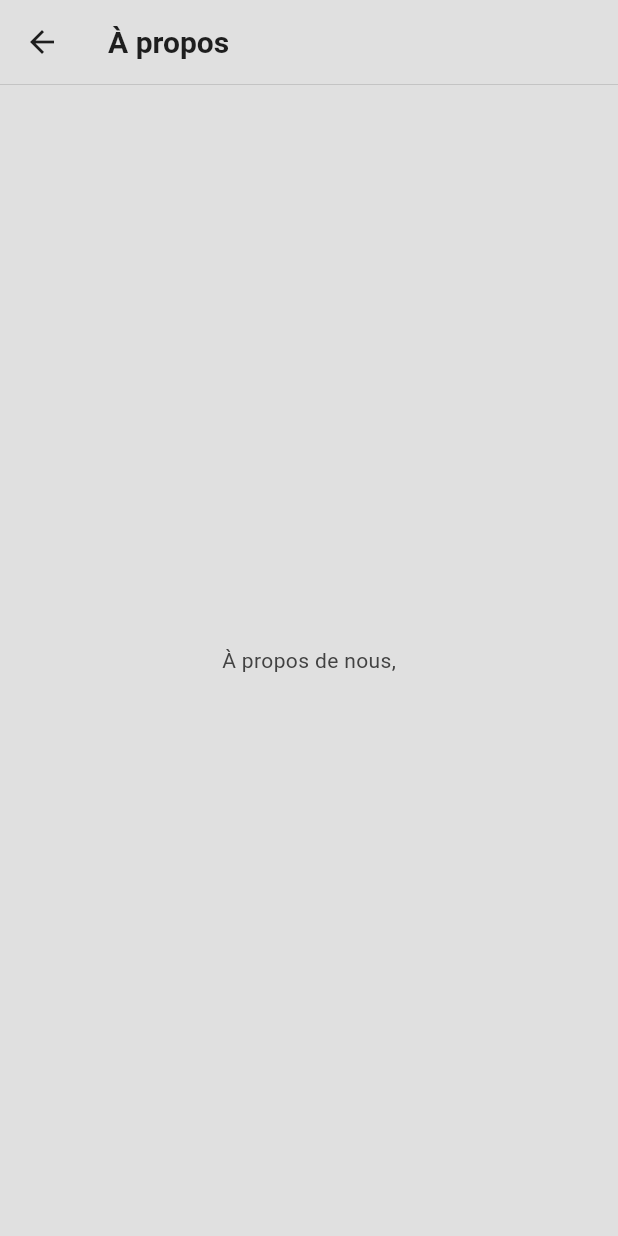
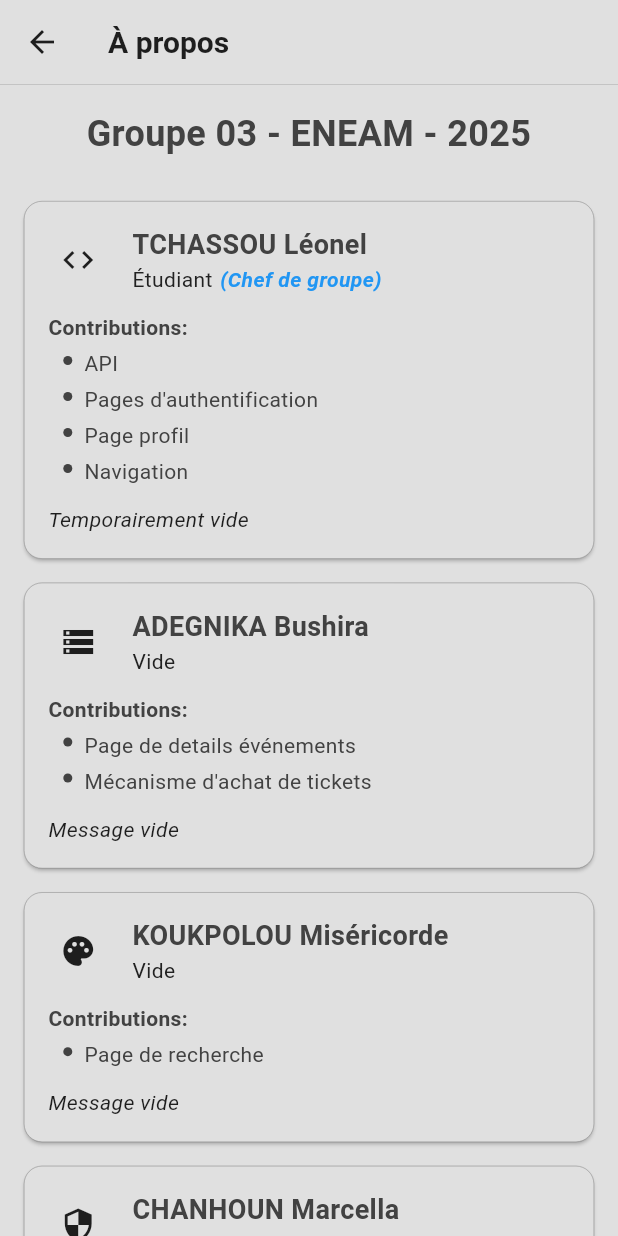
Before and after one commit to peace042005/Tickify, a Flutter app: the About screen opened directly, on a phone screen of 412 x 824 dp. Run offline on Flutter 3.47's test engine with Material 3 defaults, Android fonts, the phone set to English and light mode, and no system bars; our stand-ins replace dio, fluttertoast, shared_preferences; accounts and stored records are empty; network calls fail.

Commit message:
Implémentatio de la page à propos

```diff
--- a/lib/about.dart
+++ b/lib/about.dart
@@ -1,4 +1,5 @@
 import 'package:flutter/material.dart';
+import 'package:groupe03_application/components/team_member_tile.dart';
 
 class About extends StatelessWidget {
   const About({super.key});
@@ -10,15 +11,80 @@
       appBar: AppBar(
         title: const Text("À propos"),
         bottom: PreferredSize(
-          preferredSize: const Size.fromHeight(0.1), // Thickness of the border
+          preferredSize: const Size.fromHeight(0.1),
           child: Container(
             color: Theme.of(context).colorScheme.onSurface,
-            height: 0.1, // Thickness
+            height: 0.1,
           ),
         ),
       ),
-      body: const Center(
-        child: Text("À propos de nous,"),
+      body: ListView(
+        padding: const EdgeInsets.all(16.0),
+        children: const [
+          Text(
+            "Groupe 03 - ENEAM - 2025",
+            style: TextStyle(
+              fontSize: 24,
+              fontWeight: FontWeight.bold,
+            ),
+            textAlign: TextAlign.center,
+          ),
+          SizedBox(height: 20),
+          TeamMemberTile(
+            icon: Icons.code,
+            chef: true,
+            name: "TCHASSOU Léonel",
+            role: "Étudiant",
+            contributions: [
+              "API",
+              "Pages d'authentification",
+              "Page profil",
+              "Navigation"
+            ],
+            message: "Temporairement vide",
+          ),
+          TeamMemberTile(
+            icon: Icons.storage,
+            chef: false,
+            name: "ADEGNIKA Bushira",
+            role: "Vide",
+            contributions: [
+              "Page de details événements",
+              "Mécanisme d'achat de tickets",
+            ],
+            message: "Message vide",
+          ),
+          TeamMemberTile(
+            icon: Icons.palette,
+            chef: false,
+            name: "KOUKPOLOU Miséricorde",
+            role: "Vide",
+            contributions: [
+              "Page de recherche",
+            ],
+            message: "Message vide",
+          ),
+          TeamMemberTile(
+            icon: Icons.security,
+            chef: false,
+            name: "CHANHOUN Marcella",
+            role: "Vide",
+            contributions: [
+              "Page d'affichage des tickets achetés",
+            ],
+            message: "Message vide",
+          ),
+          TeamMemberTile(
+            icon: Icons.psychology,
+            chef: false,
+            name: "TOGBE Isaac",
+            role: "Vide",
+            contributions: [
+              "Page d'affichage des évènements",
+            ],
+            message: "Message vide",
+          ),
+        ],
       ),
     );
   }
--- /dev/null
+++ b/lib/components/team_member_tile.dart
@@ -0,0 +1,147 @@
+import 'package:flutter/material.dart';
+
+class TeamMemberTile extends StatelessWidget {
+  final IconData icon;
+  final String name;
+  final String role;
+  final List<String> contributions;
+  final String message;
+  final bool chef;
+
+  const TeamMemberTile({
+    super.key,
+    required this.icon,
+    required this.name,
+    required this.role,
+    required this.contributions,
+    required this.message,
+    required this.chef,
+  });
+
+  @override
+  Widget build(BuildContext context) {
+    return Card(
+      margin: const EdgeInsets.symmetric(vertical: 8.0),
+      child: Container(
+        decoration: BoxDecoration(
+          border: Border.all(
+            color: Theme.of(context).colorScheme.onSecondary, // Border color
+            width: 0.2, // Border width
+          ),
+          borderRadius:
+              BorderRadius.circular(12.0), // Optional: To match Card's shape
+        ),
+        child: Padding(
+          padding: const EdgeInsets.all(16.0),
+          child: Column(
+            crossAxisAlignment: CrossAxisAlignment.start,
+            children: [
+              Row(
+                children: [
+                  Container(
+                    padding: const EdgeInsets.all(8.0),
+                    decoration: BoxDecoration(
+                      color: Theme.of(context)
+                          .colorScheme
+                          .surface
+                          .withOpacity(0.1),
+                      borderRadius: BorderRadius.circular(8.0),
+                    ),
+                    child: Icon(
+                      icon,
+                      color: Theme.of(context).colorScheme.onSurface,
+                      size: 24,
+                    ),
+                  ),
+                  const SizedBox(width: 16),
+                  Expanded(
+                    child: Column(
+                      crossAxisAlignment: CrossAxisAlignment.start,
+                      children: [
+                        Text(
+                          name,
+                          style: const TextStyle(
+                            fontSize: 18,
+                            fontWeight: FontWeight.bold,
+                          ),
+                        ),
+                        Row(
+                          children: [
+                            Text(
+                              role,
+                              style: TextStyle(
+                                color: Theme.of(context)
+                                    .colorScheme
+                                    .inversePrimary,
+                                fontSize: 14,
+                              ),
+                            ),
+                            const SizedBox(width: 5),
+                            if (chef)
+                              const Text(
+                                "(Chef de groupe)",
+                                style: TextStyle(
+                                  fontWeight: FontWeight.bold,
+                                  color: Colors.blue,
+                                  fontStyle: FontStyle.italic,
+                                ),
+                              ),
+                          ],
+                        ),
+                      ],
+                    ),
+                  ),
+                ],
+              ),
+              const SizedBox(height: 12),
+              Text(
+                "Contributions:",
+                style: TextStyle(
+                  fontSize: 14,
+                  fontWeight: FontWeight.bold,
+                  color: Theme.of(context).colorScheme.onSecondary,
+                ),
+              ),
+              const SizedBox(height: 4),
+              ...contributions.map((contribution) => Padding(
+                    padding: const EdgeInsets.only(bottom: 4.0),
+                    child: Row(
+                      crossAxisAlignment: CrossAxisAlignment.start,
+                      children: [
+                        const SizedBox(width: 10),
+                        Padding(
+                          padding: const EdgeInsets.only(top: 5.0, right: 8.0),
+                          child: Container(
+                            width: 6,
+                            height: 6,
+                            decoration: BoxDecoration(
+                              color: Theme.of(context).colorScheme.onSecondary,
+                              shape: BoxShape.circle,
+                            ),
+                          ),
+                        ),
+                        Expanded(
+                          child: Text(
+                            contribution,
+                            style: const TextStyle(fontSize: 14),
+                          ),
+                        ),
+                      ],
+                    ),
+                  )),
+              const SizedBox(height: 8),
+              Text(
+                message,
+                style: TextStyle(
+                  fontSize: 14,
+                  fontStyle: FontStyle.italic,
+                  color: Theme.of(context).colorScheme.onSurface,
+                ),
+              ),
+            ],
+          ),
+        ),
+      ),
+    );
+  }
+}
--- a/lib/login.dart
+++ b/lib/login.dart
@@ -130,6 +130,7 @@
                 const SizedBox(height: 20),
                 const Text(
                   "Connexion",
+                  textAlign: TextAlign.center,
                   style: TextStyle(
                     fontSize: 28,
                     fontWeight: FontWeight.bold,
@@ -138,6 +139,7 @@
                 ),
                 const Text(
                   "Connectez-vous pour accéder à votre compte",
+                  textAlign: TextAlign.center,
                   style: TextStyle(
                     color: Colors.grey,
                     fontWeight: FontWeight.bold,
--- a/lib/profil.dart
+++ b/lib/profil.dart
@@ -142,7 +142,7 @@
               ),
               _buildListItem(
                 title: 'Vos tickets',
-                subtitle: 'Consultez vos tickets en cours',
+                subtitle: 'Consultez vos tickets achetés',
                 icon: Icons.receipt_long,
                 onTap: () => Navigator.pushNamed(context, '/myTickets'),
               ),
--- a/lib/register.dart
+++ b/lib/register.dart
@@ -121,6 +121,7 @@
                 const SizedBox(height: 10),
                 const Text(
                   "Créer un compte",
+                  textAlign: TextAlign.center,
                   style: TextStyle(
                     fontSize: 28,
                     fontWeight: FontWeight.bold,
@@ -130,6 +131,7 @@
                 const Center(
                   child: Text(
                     "Créer vore compte afin de pouvoir acheter des tickets",
+                    textAlign: TextAlign.center,
                     style: TextStyle(
                       color: Colors.grey,
                       fontWeight: FontWeight.bold,
--- a/lib/themes/themes.dart
+++ b/lib/themes/themes.dart
@@ -36,6 +36,7 @@
     secondary: Color(0xFF404040), // Even lighter for contrast
     onSecondary: Color(0xFFB0B0B0),
     outline: Color(0xFF1F2A32), // Border color for navigation
+    inversePrimary: Color(0xFF6FA6C9),
   ),
   appBarTheme: const AppBarTheme(
     backgroundColor: Color(0xFF0B1014),
```
